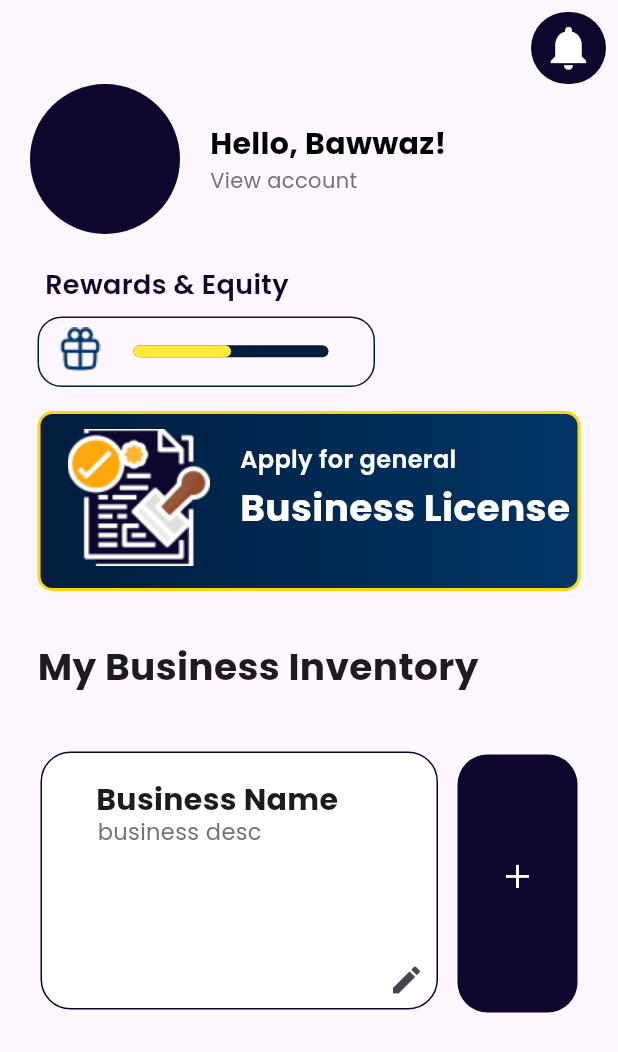
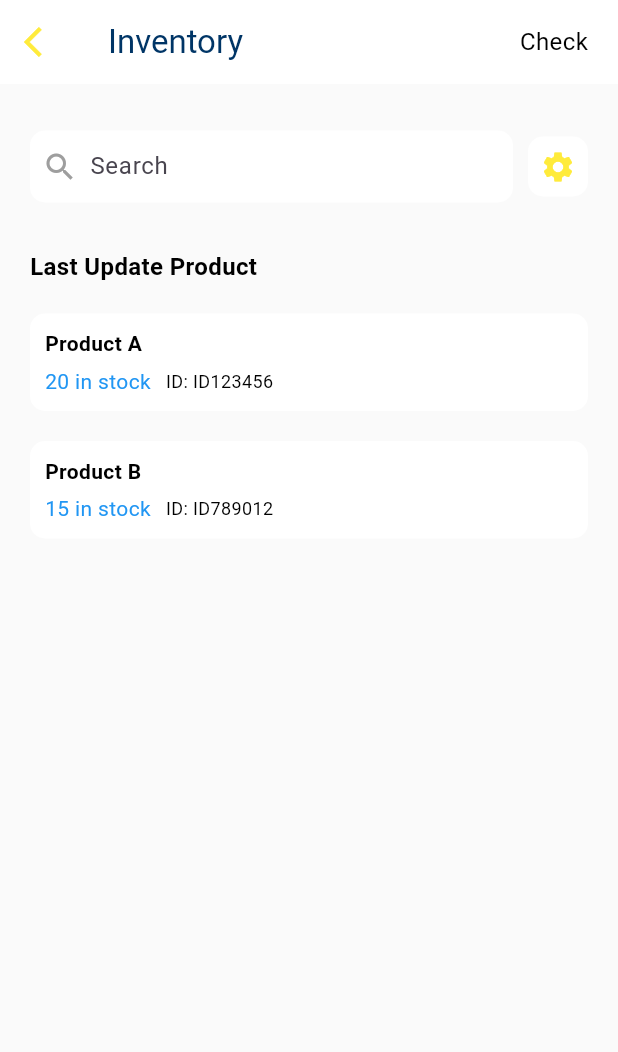
Before and after one commit to bawwaz/Tumbuh, a Flutter app: the screen it shows after launch, on a phone screen of 412 x 824 dp. Shown: the top 1052 px of the screen. Run offline on Flutter 3.47's test engine with Material 3 defaults, Android fonts, the phone set to English and light mode, and no system bars; drawn by our look-alikes of percent_indicator; our stand-ins replace get, google_fonts.

Commit message:
[VF] add Inventory Check

```diff
--- /dev/null
+++ b/lib/View/InventoryCheck.dart
@@ -0,0 +1,209 @@
+import 'package:flutter/material.dart';
+
+void main() {
+  runApp(InventoryCheck());
+}
+
+class InventoryCheck extends StatefulWidget {
+  @override
+  _InventoryCheckState createState() => _InventoryCheckState();
+}
+
+class _InventoryCheckState extends State<InventoryCheck> {
+  final TextEditingController _searchController = TextEditingController();
+  List<ProductItem> allProducts = [
+    ProductItem(productName: 'Product A', stockCount: 20, productId: 'ID123456'),
+    ProductItem(productName: 'Product B', stockCount: 15, productId: 'ID789012'),
+    // Tambahkan lebih banyak produk jika diperlukan
+  ];
+  List<ProductItem> displayedProducts = [];
+
+  @override
+  void initState() {
+    super.initState();
+    displayedProducts = allProducts;
+    _searchController.addListener(_filterProducts);
+  }
+
+  void _filterProducts() {
+    String query = _searchController.text.toLowerCase();
+    List<ProductItem> results = [];
+    if (query.isNotEmpty) {
+      results = allProducts.where((product) {
+        return product.productName.toLowerCase().contains(query);
+      }).toList();
+    } else {
+      results = allProducts;
+    }
+
+    setState(() {
+      displayedProducts = results;
+    });
+  }
+
+  @override
+  Widget build(BuildContext context) {
+    return MaterialApp(
+      home: Scaffold(
+        appBar: AppBar(
+          backgroundColor: Colors.white,
+          leading: Icon(
+            Icons.arrow_back_ios,
+            color: Colors.yellow,
+          ),
+          title: Text(
+            'Inventory',
+            style: TextStyle(
+              color: Color(0xFF003566),
+            ),
+          ),
+          actions: [
+            Padding(
+              padding: EdgeInsets.only(right: 20.0),
+              child: GestureDetector(
+                onTap: () {},
+                child: Text(
+                  "Check",
+                  style: TextStyle(
+                    color: Colors.black,
+                    fontSize: 16.0, // Ukuran teks dikurangi
+                  ),
+                ),
+              ),
+            ),
+          ],
+        ),
+        body: Container(
+          color: Color(0xFFFAFAFA),
+          padding: EdgeInsets.all(20.0),
+          child: Column(
+            crossAxisAlignment: CrossAxisAlignment.start,
+            children: [
+              Container(
+                height: 70.0, // Menyesuaikan tinggi kotak pencarian dan pengaturan
+                margin: EdgeInsets.only(bottom: 20.0),
+                child: Row(
+                  mainAxisAlignment: MainAxisAlignment.spaceBetween,
+                  children: [
+                    Expanded(
+                      child: Container(
+                        padding: EdgeInsets.symmetric(horizontal: 8.0),
+                        decoration: BoxDecoration(
+                          color: Colors.white,
+                          borderRadius: BorderRadius.circular(10.0),
+                        ),
+                        child: Row(
+                          children: [
+                            Icon(Icons.search, color: Colors.grey),
+                            SizedBox(width: 8.0),
+                            Expanded(
+                              child: TextField(
+                                controller: _searchController,
+                                decoration: InputDecoration(
+                                  hintText: 'Search',
+                                  border: InputBorder.none,
+                                ),
+                              ),
+                            ),
+                          ],
+                        ),
+                      ),
+                    ),
+                    SizedBox(width: 10.0),
+                    Container(
+                      padding: EdgeInsets.all(8.0),
+                      decoration: BoxDecoration(
+                        color: Colors.white,
+                        borderRadius: BorderRadius.circular(10.0),
+                      ),
+                      child: Icon(Icons.settings, color: Colors.yellow),
+                    ),
+                  ],
+                ),
+              ),
+              Text(
+                'Last Update Product',
+                style: TextStyle(
+                  color: Colors.black,
+                  fontWeight: FontWeight.bold,
+                  fontSize: 16.0,
+                ),
+              ),
+              SizedBox(height: 20.0),
+              Expanded(
+                child: ListView.builder(
+                  itemCount: displayedProducts.length,
+                  itemBuilder: (context, index) {
+                    return displayedProducts[index];
+                  },
+                ),
+              ),
+            ],
+          ),
+        ),
+      ),
+    );
+  }
+
+  @override
+  void dispose() {
+    _searchController.dispose();
+    super.dispose();
+  }
+}
+
+class ProductItem extends StatelessWidget {
+  final String productName;
+  final int stockCount;
+  final String productId;
+
+  const ProductItem({
+    Key? key,
+    required this.productName,
+    required this.stockCount,
+    required this.productId,
+  }) : super(key: key);
+
+  @override
+  Widget build(BuildContext context) {
+    return Container(
+      margin: EdgeInsets.only(bottom: 20.0),
+      padding: EdgeInsets.all(10.0),
+      decoration: BoxDecoration(
+        color: Colors.white,
+        borderRadius: BorderRadius.circular(10.0),
+      ),
+      child: Column(
+        crossAxisAlignment: CrossAxisAlignment.start,
+        children: [
+          Text(
+            productName,
+            style: TextStyle(
+              color: Colors.black,
+              fontWeight: FontWeight.bold,
+            ),
+          ),
+          SizedBox(height: 5.0),
+          Row(
+            children: [
+              Text(
+                '$stockCount in stock',
+                style: TextStyle(
+                  color: Colors.blue,
+                ),
+              ),
+              SizedBox(width: 10.0),
+              Text(
+                'ID: $productId',
+                style: TextStyle(
+                  color: Colors.black,
+                  fontSize: 12.0,
+                ),
+              ),
+            ],
+          ),
+        ],
+      ),
+    );
+  }
+}
--- a/lib/main.dart
+++ b/lib/main.dart
@@ -1,6 +1,7 @@
 import 'package:flutter/material.dart';
 import 'package:get/get.dart';
 import 'package:tumbuh/View/HomePageView.dart';
+import 'package:tumbuh/View/InventoryCheck.dart';
 
 void main() {
   runApp(const MyApp());
@@ -19,7 +20,7 @@ class MyApp extends StatelessWidget {
         colorScheme: ColorScheme.fromSeed(seedColor: Colors.deepPurple),
         useMaterial3: true,
       ),
-      home: HomeView(),
+      home: InventoryCheck(),
     );
   }
 }
--- a/pubspec.yaml
+++ b/pubspec.yaml
@@ -30,6 +30,9 @@ environment:
 dependencies:
   flutter:
     sdk: flutter
+  font_awesome_flutter: ^10.1.0
+  flutter_icons: ^1.1.0
+
 
 
 
```
Also changed, not shown: pubspec.lock.
